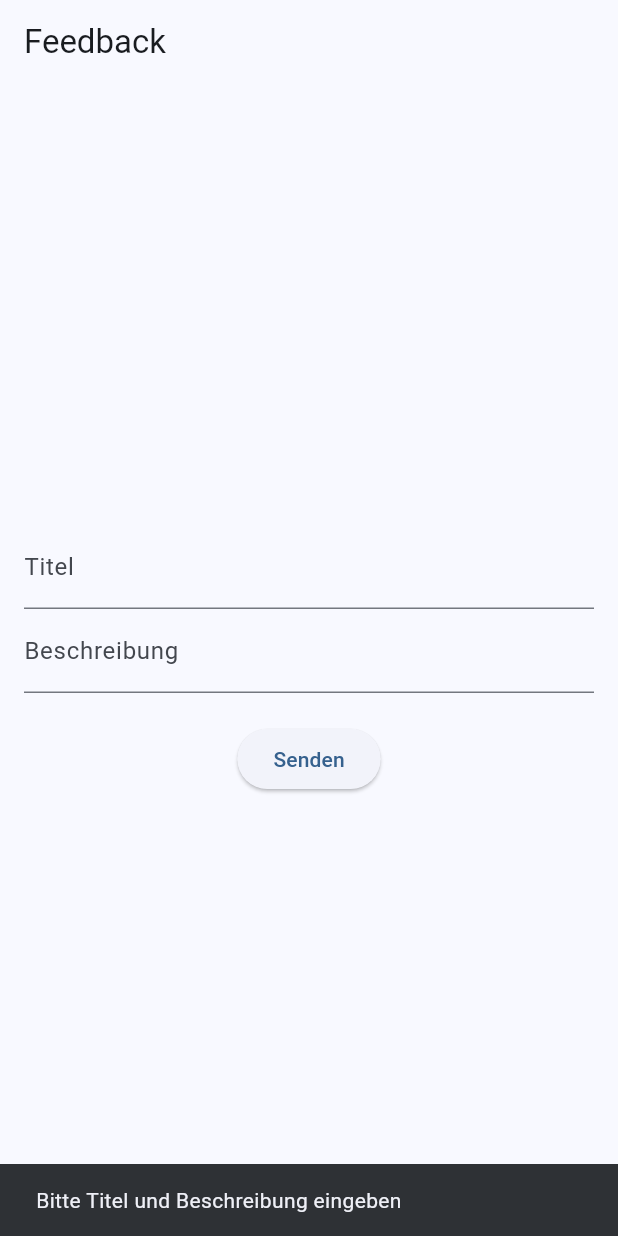
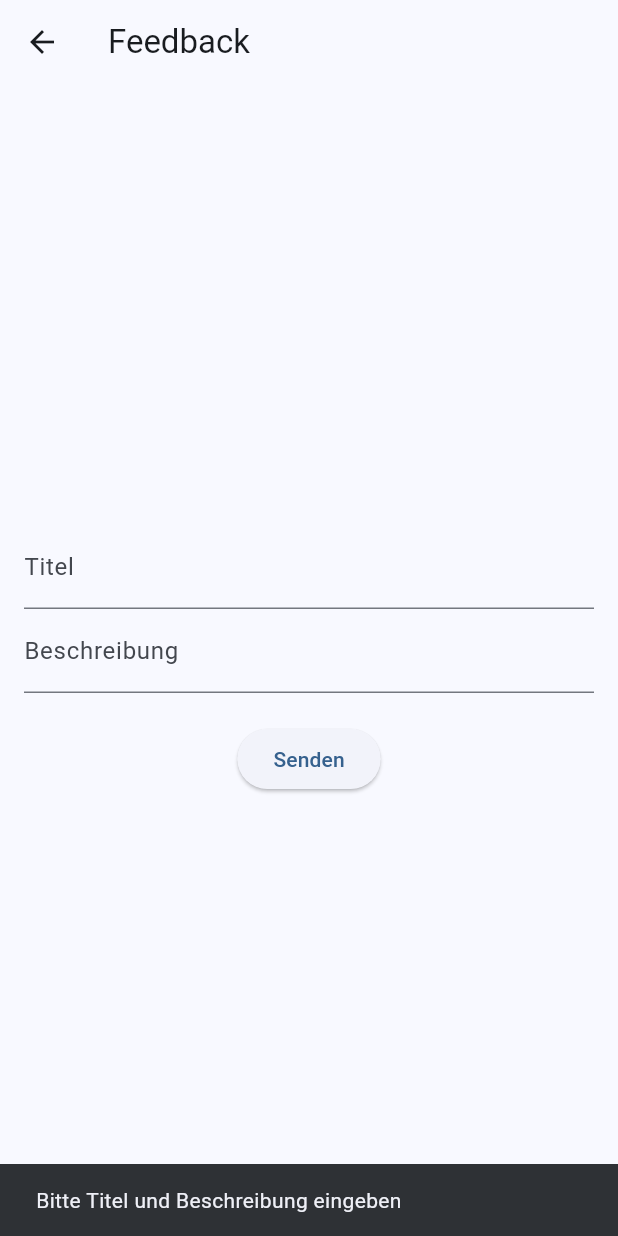
Before and after one commit to BHH-Informatik/app_parking, a Flutter app: the Page3 screen opened directly, after a tap on "Senden", on a phone screen of 412 x 824 dp. Run offline on Flutter 3.47's test engine with Material 3 defaults, Android fonts, the phone set to English and light mode, and no system bars; our stand-ins replace shared_preferences, table_calendar; accounts and stored records are empty.

Commit message:
fix missing navbar in page 3

```diff
--- a/mobile_parking/lib/page3.dart
+++ b/mobile_parking/lib/page3.dart
@@ -59,10 +59,7 @@ class _Page3State extends State<Page3> {
         ScaffoldMessenger.of(context).showSnackBar(
           const SnackBar(content: Text('Ihr Feedback wurde gesendet.')),
         );
-        Navigator.pushReplacement(
-          context,
-          MaterialPageRoute(builder: (context) => const Page3()),
-        );
+        Navigator.pushReplacementNamed(context, '/page3');
 
       } else {
         setState(() {
```
